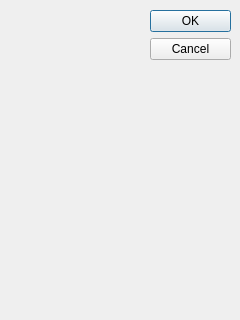
First picture: the form in BCMModified/aboutDialog.ui, repository Averios/BCMModified, before the edit.
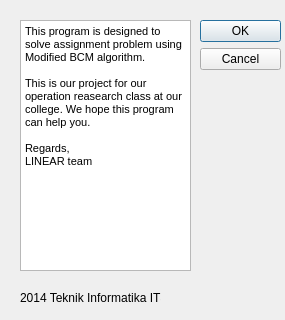
Second picture: the form after the edit.

Commit message: Adding event handler class for main menu. But somehow resulted an error when being run

Diff of the .ui file:
```diff
--- a/BCMModified/aboutDialog.ui
+++ b/BCMModified/aboutDialog.ui
@@ -5,7 +5,7 @@
    <rect>
     <x>0</x>
     <y>0</y>
-    <width>240</width>
+    <width>285</width>
     <height>320</height>
    </rect>
   </property>
@@ -15,8 +15,8 @@
   <widget name="buttonBox" class="QDialogButtonBox">
    <property name="geometry">
     <rect>
-     <x>150</x>
-     <y>10</y>
+     <x>200</x>
+     <y>20</y>
      <width>81</width>
      <height>301</height>
     </rect>
@@ -28,6 +28,41 @@
     <set>QDialogButtonBox::Cancel|QDialogButtonBox::Ok</set>
    </property>
   </widget>
+  <widget class="QTextBrowser" name="textBrowser">
+   <property name="geometry">
+    <rect>
+     <x>20</x>
+     <y>20</y>
+     <width>171</width>
+     <height>251</height>
+    </rect>
+   </property>
+   <property name="html">
+    <string>&lt;!DOCTYPE HTML PUBLIC &quot;-//W3C//DTD HTML 4.0//EN&quot; &quot;http://www.w3.org/TR/REC-html40/strict.dtd&quot;&gt;
+&lt;html&gt;&lt;head&gt;&lt;meta name=&quot;qrichtext&quot; content=&quot;1&quot; /&gt;&lt;style type=&quot;text/css&quot;&gt;
+p, li { white-space: pre-wrap; }
+&lt;/style&gt;&lt;/head&gt;&lt;body style=&quot; font-family:'MS Shell Dlg 2'; font-size:8.25pt; font-weight:400; font-style:normal;&quot;&gt;
+&lt;p style=&quot; margin-top:0px; margin-bottom:0px; margin-left:0px; margin-right:0px; -qt-block-indent:0; text-indent:0px;&quot;&gt;&lt;span style=&quot; font-size:8pt;&quot;&gt;This program is designed to solve assignment problem using Modified BCM algorithm.&lt;/span&gt;&lt;/p&gt;
+&lt;p style=&quot;-qt-paragraph-type:empty; margin-top:0px; margin-bottom:0px; margin-left:0px; margin-right:0px; -qt-block-indent:0; text-indent:0px; font-size:8pt;&quot;&gt;&lt;br /&gt;&lt;/p&gt;
+&lt;p style=&quot; margin-top:0px; margin-bottom:0px; margin-left:0px; margin-right:0px; -qt-block-indent:0; text-indent:0px;&quot;&gt;&lt;span style=&quot; font-size:8pt;&quot;&gt;This is our project for our operation reasearch class at our college. We hope this program can help you.&lt;/span&gt;&lt;/p&gt;
+&lt;p style=&quot;-qt-paragraph-type:empty; margin-top:0px; margin-bottom:0px; margin-left:0px; margin-right:0px; -qt-block-indent:0; text-indent:0px; font-size:8pt;&quot;&gt;&lt;br /&gt;&lt;/p&gt;
+&lt;p style=&quot; margin-top:0px; margin-bottom:0px; margin-left:0px; margin-right:0px; -qt-block-indent:0; text-indent:0px;&quot;&gt;&lt;span style=&quot; font-size:8pt;&quot;&gt;Regards,&lt;/span&gt;&lt;/p&gt;
+&lt;p style=&quot; margin-top:0px; margin-bottom:0px; margin-left:0px; margin-right:0px; -qt-block-indent:0; text-indent:0px;&quot;&gt;&lt;span style=&quot; font-size:8pt;&quot;&gt;LINEAR team&lt;/span&gt;&lt;/p&gt;&lt;/body&gt;&lt;/html&gt;</string>
+   </property>
+  </widget>
+  <widget class="QLabel" name="label">
+   <property name="geometry">
+    <rect>
+     <x>20</x>
+     <y>290</y>
+     <width>141</width>
+     <height>16</height>
+    </rect>
+   </property>
+   <property name="text">
+    <string>2014 Teknik Informatika ITS</string>
+   </property>
+  </widget>
  </widget>
  <resources/>
  <connections>
```
Left out of the diff: 11 changed lines with no effect on the pictures. The commit also changes 13 other files.
